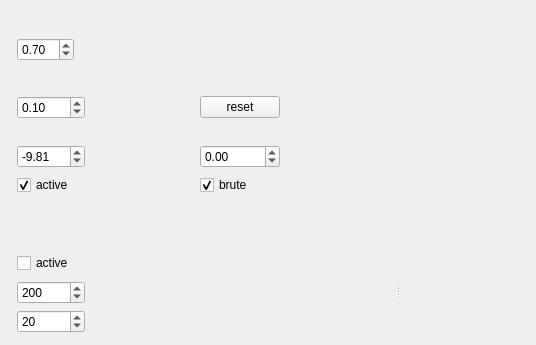
Old version of the form src/src_simulator_qt_widget/qt_sim_window.ui in the repository barcode/SPH-3D-Fluid-Simulation; both pictures show x 468 to 1004 and y 0 to 345 of the 1004 by 600 pixel window.
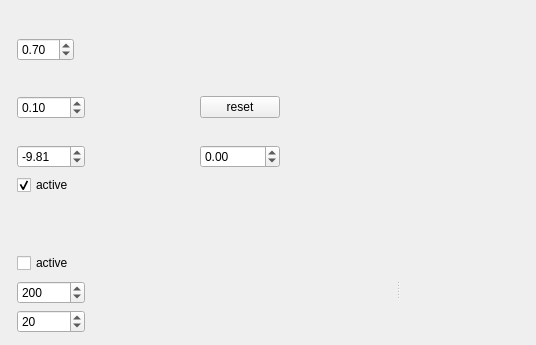
New version of the form.

Commit message: Remove brute force variant

What changed in the file:
```diff
--- a/src/src_simulator_qt_widget/qt_sim_window.ui
+++ b/src/src_simulator_qt_widget/qt_sim_window.ui
@@ -331,16 +331,6 @@
                  </property>
                 </widget>
                </item>
-               <item row="6" column="3">
-                <widget class="QCheckBox" name="checkBox_brute">
-                 <property name="text">
-                  <string>brute</string>
-                 </property>
-                 <property name="checked">
-                  <bool>true</bool>
-                 </property>
-                </widget>
-               </item>
                <item row="7" column="0">
                 <widget class="QLabel" name="label_12">
                  <property name="text">
```
The commit also changes 7 other files.
